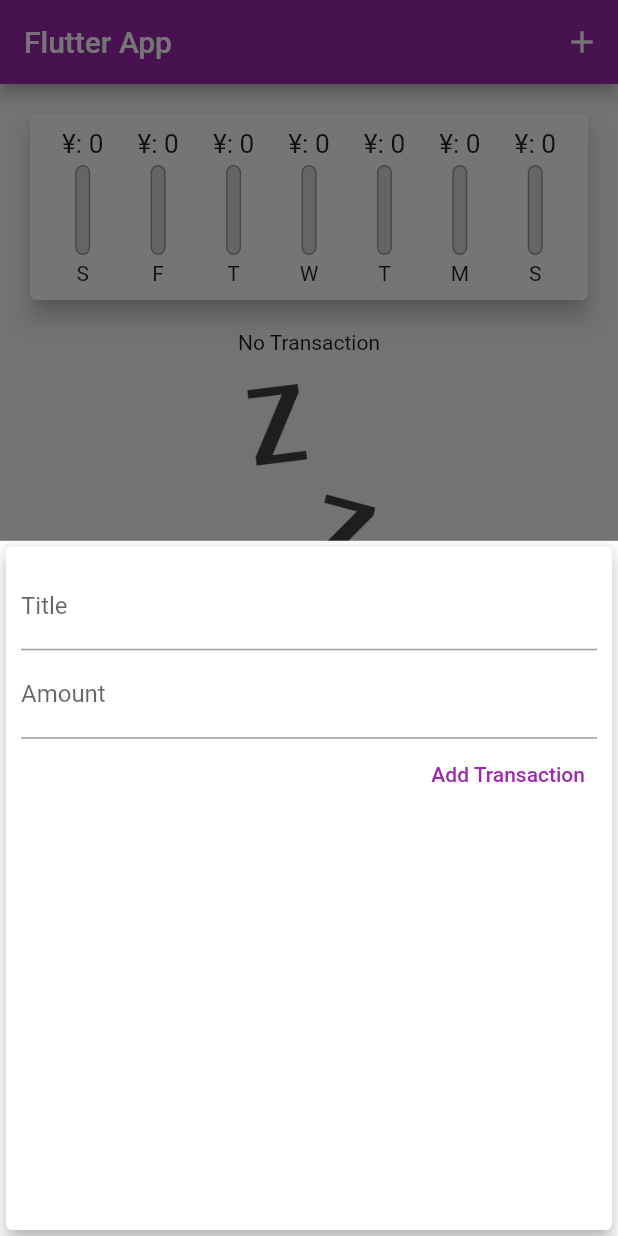
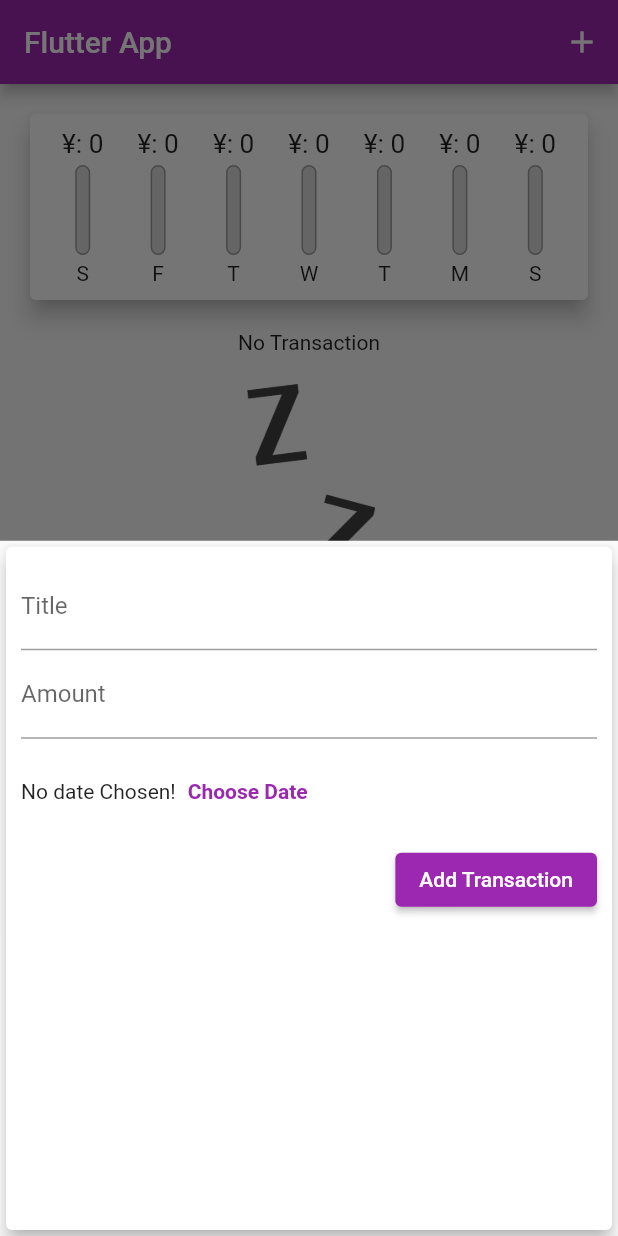
Before and after one commit to totolog-flutter/for-learning, a Flutter app: the screen it shows after launch, after a tap on the "add" icon, on a phone screen of 412 x 824 dp. Run offline on Flutter 3.47's test engine with Material 2 defaults, Android fonts, the phone set to English and light mode, and no system bars.

Commit message:
add: 111

```diff
--- a/lib/widgets/new_transaction.dart
+++ b/lib/widgets/new_transaction.dart
@@ -49,9 +49,26 @@ class _NewTransactionState extends State<NewTransaction> {
               onSubmitted: (_) => submitData(),
               // onChanged: (value) => titleInput = value,
             ),
-            TextButton(
+            Container(
+              height: 70,
+              child: Row(
+                children: [
+                  Text('No date Chosen!'),
+                  TextButton(
+                    onPressed: null,
+                    child:
+                      Text('Choose Date',
+                      style: TextStyle(
+                        color: Colors.purple,
+                        fontWeight: FontWeight.bold,
+                      ),)
+                  )
+                ],
+              ),
+            ),
+            ElevatedButton(
               onPressed: submitData,
-              child: Text('Add Transaction', style: TextStyle(color: Colors.purple),))
+              child: Text('Add Transaction', style: TextStyle(color: Colors.white),))
           ]
         ),
       ),
```
